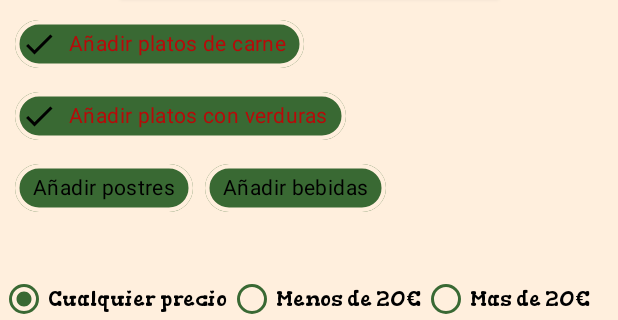
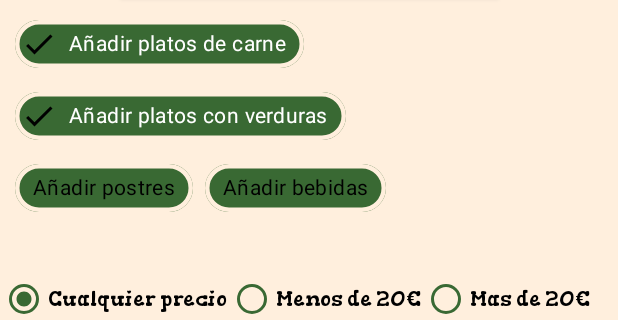
Before and after one commit to alexito8473/TrabajoAndroid, an Android app: the FuncionLista2Activity screen opened directly, with no data from a screen before it, after a tap on "Añadir platos con verduras", on a phone screen of 412 x 824 dp, the part 151-471 px from its top. Run offline under Robolectric (Android 15) with nearby library versions, the phone set to English and light mode, and no system bars; 2 other taps on this screen came first.

Commit message:
Mejora en el código y empezando a comentar

```diff
--- a/app/src/main/java/com/example/trabajoandroid/View/FuncionLista3Activity.kt
+++ b/app/src/main/java/com/example/trabajoandroid/View/FuncionLista3Activity.kt
@@ -72,7 +72,7 @@ class FuncionLista3Activity : AppCompatActivity() {
         }
         if (!(view as ToggleButton).isChecked) {
             ObjectAnimator.ofInt(textoTipo,"textColor", ContextCompat.getColor(this,R.color.carne)).apply {
-                duration=300
+                duration=500
                 start()
             }
             listaMostrar.clear()
@@ -80,7 +80,7 @@ class FuncionLista3Activity : AppCompatActivity() {
             textoTipo.text = getString(R.string.TogleOn);
         } else {
             ObjectAnimator.ofInt(textoTipo,"textColor", ContextCompat.getColor(this,R.color.verdura)).apply {
-                duration=300
+                duration=500
                 start()
             }
             listaMostrar.clear()
--- a/app/src/main/java/com/example/trabajoandroid/ViewModel/ListaComida.kt
+++ b/app/src/main/java/com/example/trabajoandroid/ViewModel/ListaComida.kt
@@ -197,7 +197,7 @@ class ListaComida {
                 false,
                 R.drawable.tartadequeso,
                 12.6,
-                "tarta de queso",
+                context.getString(string.Descrip_tarQue),
                 false,
                 true,
                 "https://media.istockphoto.com/id/1359746755/es/v%C3%ADdeo/una-rebanada-de-tarta-de-queso-de-san-sebasti%C3%A1n-servida-con-un-tenedor.mp4?s=mp4-640x640-is&k=20&c=nymWqPAGydr2HRRiUwnITqfHx0AtoE1JazCsCItWkek="
@@ -210,7 +210,7 @@ class ListaComida {
                 false,
                 R.drawable.helado,
                 9.34,
-                "helado",
+                context.getString(string.Descrip_helado),
                 false,
                 true,
                 "https://media.istockphoto.com/id/1350768668/es/v%C3%ADdeo/vista-de-una-persona-caminando-con-helado-toscana-italia.mp4?s=mp4-640x640-is&k=20&c=1KrzRhSFOGDYmEJAP1eGeZFS4h_4Etnic6qkM4PIdg4="
@@ -223,7 +223,7 @@ class ListaComida {
                 false,
                 R.drawable.heladotri,
                 11.2,
-                "helado con 3 bolas",
+                context.getString(string.Descrip_helado3),
                 false,
                 true,
                 "https://media.istockphoto.com/id/507565322/es/v%C3%ADdeo/colocar-con-cuchara-de-helado-cornet.mp4?s=mp4-640x640-is&k=20&c=_DKZLz61q_ti1PuDTMpfyPkc8dTQcVChwMcMm8UrmTg="
@@ -236,7 +236,7 @@ class ListaComida {
                 false,
                 R.drawable.heladocu,
                 15.99,
-                "helado con 4 bolas",
+                context.getString(string.Descrip_helado4),
                 false,
                 true,
                 "https://media.istockphoto.com/id/485471169/es/v%C3%ADdeo/conos-de-helado.mp4?s=mp4-640x640-is&k=20&c=9vXLnUnTl1MX3kTKcChW-PCs6p4y-oeq_UEh0Vxvexk="
--- a/app/src/main/java/com/example/trabajoandroid/ViewModel/ListaUsuarios.kt
+++ b/app/src/main/java/com/example/trabajoandroid/ViewModel/ListaUsuarios.kt
@@ -4,7 +4,7 @@ import android.content.Context
 import com.example.trabajoandroid.Model.Usuario
 
 class ListaUsuarios {
-    val listaTotalUsuarios: MutableList<Usuario> = mutableListOf()
+    private val listaTotalUsuarios: MutableList<Usuario> = mutableListOf()
     public fun crearListaUsuarios(context: Context): MutableList<Usuario> {
         listaTotalUsuarios.add(Usuario("admin@gmail.com", "admin"))
         listaTotalUsuarios.add(Usuario("alejandro@gmail.com", "123"))
@@ -15,4 +15,5 @@ class ListaUsuarios {
         listaTotalUsuarios.add(Usuario("pepe@gmail.com", "pepe"))
         return listaTotalUsuarios
     }
+
 }
--- a/app/src/main/res/drawable/sel_colortexto.xml
+++ b/app/src/main/res/drawable/sel_colortexto.xml
@@ -1,5 +1,5 @@
 <?xml version="1.0" encoding="utf-8"?>
 <selector xmlns:android="http://schemas.android.com/apk/res/android">
     <item android:color="@color/black" android:state_checked="false" />
-    <item android:color="@color/pulsado" android:state_checked="true" />
+    <item android:color="@color/white" android:state_checked="true" />
 </selector>
--- a/app/src/main/res/layout/activity_funcion_lista6.xml
+++ b/app/src/main/res/layout/activity_funcion_lista6.xml
@@ -74,6 +74,6 @@
         app:layout_constraintHorizontal_bias="0.473"
         app:layout_constraintStart_toStartOf="parent"
         app:layout_constraintTop_toBottomOf="@+id/editTextFuncionLista6Buscador"
-        app:srcCompat="@drawable/car_ui_icon_settings" />
+        app:srcCompat="@drawable/car_ui_icon_search" />
 
 </androidx.constraintlayout.widget.ConstraintLayout>
--- a/app/src/main/res/layout/activity_inicio.xml
+++ b/app/src/main/res/layout/activity_inicio.xml
@@ -50,7 +50,6 @@
         android:layout_marginTop="16dp"
         android:text="@string/porque_nos_escogerias"
         android:textColor="@color/black"
-        android:textFontWeight="@integer/car_ui_scrollbar_longpress_initial_delay"
         android:textSize="25dp"
         app:layout_constraintEnd_toEndOf="parent"
         app:layout_constraintHorizontal_bias="0.495"
@@ -62,7 +61,7 @@
         android:layout_width="350dp"
         android:layout_height="wrap_content"
         android:layout_marginTop="12dp"
-        android:text="@string/nuestra_app_de_comida_se_destaca_por_una_experiencia_nica_y_conveniente_que_no_encontrar_s_en_otras_plataformas_con_una_interfaz_intuitiva_y_una_amplia_selecci_n_de_restaurantes_locales_de_alta_calidad_ofrecemos_la_combinaci_n_perfecta_entre_variedad_y_facilidad_adem_s_nuestro_sistema_de_entrega_r_pida_y_eficiente_garantiza_que_tu_comida_llegue_caliente_y_fresca_a_tu_puerta_en_tiempo_r_cord_descarga_nuestra_app_hoy_mismo_y_descubre_por_qu_somos_la_mejor_opci_n_para_satisfacer_tus_antojos_gastron_micos"
+        android:text="@string/nuestraApp"
         android:textColor="@color/black"
         android:textSize="13dp"
         app:layout_constraintEnd_toEndOf="parent"
--- a/app/src/main/res/layout/item_comidav3.xml
+++ b/app/src/main/res/layout/item_comidav3.xml
@@ -40,6 +40,8 @@
         android:layout_height="wrap_content"
         android:isIndicator="true"
         android:numStars="5"
+        android:stepSize="0.5"
+        android:progressBackgroundTint="@color/estrella"
         android:progressTint="@color/naranjaAmarillo"
         app:layout_constraintBottom_toBottomOf="parent"
         app:layout_constraintEnd_toEndOf="parent"
--- a/app/src/main/res/values/colors.xml
+++ b/app/src/main/res/values/colors.xml
@@ -19,4 +19,6 @@
     <color name="verdura">#9A5FC543</color>
     <color name="naranjaAmarillo">#FFA200</color>
     <color name="complementario">#99DDEDFF</color>
+    <color name="estrella">#d7caba</color>
+
 </resources>
```
Also changed, not shown: app/src/main/java/com/example/trabajoandroid/Model/Comida.kt (+51 -0 lines), app/src/main/java/com/example/trabajoandroid/Model/Usuario.kt (+5 -5 lines), app/src/main/java/com/example/trabajoandroid/View/InicioSesionActivity.kt (+29 -19 lines), app/src/main/res/values/strings.xml (+5 -2 lines).
